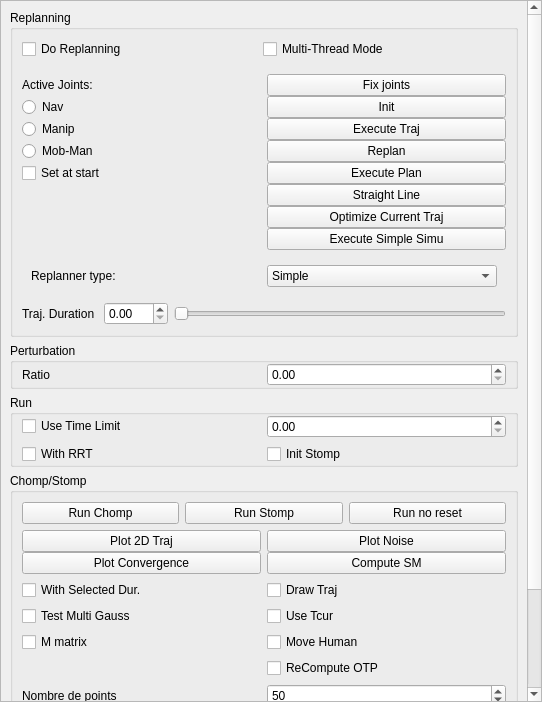
jmainpri/move3d-studio, file src/move3d-qt-gui-libs/src/qtMainInterface/sideWidgets/qtReplanning.ui: the form before one commit.
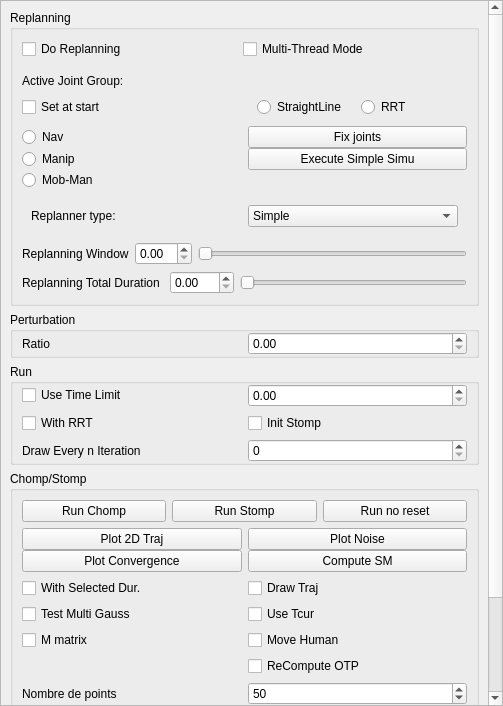
The form after the commit.

Commit message:
[move3d-qt-gui-libs] work on video recording, replanning and motion planning widget
- Now saves and loads all constraints settings for all robots
- Function in openGl widget to save each call to the display function

The edit to the form file:
```diff
--- a/src/move3d-qt-gui-libs/src/qtMainInterface/sideWidgets/qtReplanning.ui
+++ b/src/move3d-qt-gui-libs/src/qtMainInterface/sideWidgets/qtReplanning.ui
@@ -6,8 +6,8 @@
    <rect>
     <x>0</x>
     <y>0</y>
-    <width>542</width>
-    <height>702</height>
+    <width>503</width>
+    <height>706</height>
    </rect>
   </property>
   <property name="windowTitle">
@@ -26,9 +26,9 @@
       <property name="geometry">
        <rect>
         <x>0</x>
-        <y>-171</y>
-        <width>525</width>
-        <height>894</height>
+        <y>-107</y>
+        <width>486</width>
+        <height>885</height>
        </rect>
       </property>
       <layout class="QVBoxLayout" name="verticalLayout_2">
@@ -59,101 +59,79 @@
              <property name="margin">
               <number>0</number>
              </property>
-             <item row="3" column="1">
-              <widget class="QPushButton" name="pushButtonInitialize">
-               <property name="text">
-                <string>Init</string>
-               </property>
-              </widget>
-             </item>
-             <item row="7" column="1">
-              <widget class="QPushButton" name="pushButtonExecuteSimu">
-               <property name="text">
-                <string>Execute Traj</string>
-               </property>
-              </widget>
-             </item>
-             <item row="10" column="1">
-              <widget class="QPushButton" name="pushButtonReplan">
-               <property name="text">
-                <string>Replan</string>
-               </property>
-              </widget>
-             </item>
-             <item row="13" column="1">
-              <widget class="QPushButton" name="pushButtonExecutePlan">
-               <property name="text">
-                <string>Execute Plan</string>
-               </property>
-              </widget>
-             </item>
-             <item row="16" column="1">
-              <widget class="QPushButton" name="pushButtonCreateSraightLine">
-               <property name="text">
-                <string>Straight Line</string>
-               </property>
-              </widget>
-             </item>
-             <item row="19" column="1">
-              <widget class="QPushButton" name="pushButton">
-               <property name="text">
-                <string>Optimize Current Traj</string>
-               </property>
-              </widget>
-             </item>
-             <item row="20" column="1">
-              <widget class="QPushButton" name="pushButtonExecuteSimpleSim">
-               <property name="text">
-                <string>Execute Simple Simu</string>
-               </property>
-              </widget>
-             </item>
-             <item row="7" column="0">
-              <widget class="QRadioButton" name="radioButtonManipulation">
-               <property name="text">
-                <string>Manip</string>
-               </property>
-              </widget>
-             </item>
-             <item row="10" column="0">
-              <widget class="QRadioButton" name="radioButtonMobileManip">
-               <property name="text">
-                <string>Mob-Man</string>
-               </property>
-              </widget>
-             </item>
-             <item row="2" column="1">
-              <widget class="QPushButton" name="pushButtonFixJoints">
-               <property name="text">
-                <string>Fix joints</string>
-               </property>
-              </widget>
-             </item>
              <item row="2" column="0">
               <widget class="QLabel" name="labelActiveJoints">
                <property name="text">
-                <string>Active Joints:</string>
+                <string>Active Joint Group:</string>
                </property>
               </widget>
              </item>
-             <item row="3" column="0">
+             <item row="4" column="0">
               <widget class="QRadioButton" name="radioButtonNavigation">
                <property name="text">
                 <string>Nav</string>
                </property>
               </widget>
              </item>
-             <item row="13" column="0">
+             <item row="8" column="0">
+              <widget class="QRadioButton" name="radioButtonManipulation">
+               <property name="text">
+                <string>Manip</string>
+               </property>
+              </widget>
+             </item>
+             <item row="3" column="0">
               <widget class="QCheckBox" name="checkBoxActiveJointsSetAtStart">
                <property name="text">
                 <string>Set at start</string>
                </property>
               </widget>
              </item>
+             <item row="4" column="1">
+              <widget class="QPushButton" name="pushButtonFixJoints">
+               <property name="text">
+                <string>Fix joints</string>
+               </property>
+              </widget>
+             </item>
+             <item row="9" column="0">
+              <widget class="QRadioButton" name="radioButtonMobileManip">
+               <property name="text">
+                <string>Mob-Man</string>
+               </property>
+              </widget>
+             </item>
+             <item row="8" column="1">
+              <widget class="QPushButton" name="pushButtonExecuteSimpleSim">
+               <property name="text">
+                <string>Execute Simple Simu</string>
+               </property>
+              </widget>
+             </item>
+             <item row="3" column="1">
+              <widget class="QWidget" name="widget_10" native="true">
+               <layout class="QGridLayout" name="gridLayout_12">
+                <item row="0" column="0">
+                 <widget class="QRadioButton" name="radioButtonStraightLine">
+                  <property name="text">
+                   <string>StraightLine</string>
+                  </property>
+                 </widget>
+                </item>
+                <item row="0" column="1">
+                 <widget class="QRadioButton" name="radioButtonRRT">
+                  <property name="text">
+                   <string>RRT</string>
+                  </property>
+                 </widget>
+                </item>
+               </layout>
+              </widget>
+             </item>
             </layout>
            </widget>
           </item>
-          <item row="3" column="0">
+          <item row="4" column="0">
            <widget class="QWidget" name="widget_5" native="true">
             <layout class="QHBoxLayout" name="horizontalLayout">
              <property name="margin">
@@ -162,7 +140,7 @@
              <item>
               <widget class="QLabel" name="label_6">
                <property name="text">
-                <string>Traj. Duration </string>
+                <string>Replanning Total Duration </string>
                </property>
               </widget>
              </item>
@@ -249,6 +227,37 @@
                  <string>AStar</string>
                 </property>
                </item>
+               <item>
+                <property name="text">
+                 <string>Stomp</string>
+                </property>
+               </item>
+              </widget>
+             </item>
+            </layout>
+           </widget>
+          </item>
+          <item row="3" column="0">
+           <widget class="QWidget" name="widget_9" native="true">
+            <layout class="QHBoxLayout" name="horizontalLayout_3">
+             <property name="margin">
+              <number>0</number>
+             </property>
+             <item>
+              <widget class="QLabel" name="label_8">
+               <property name="text">
+                <string>Replanning Window</string>
+               </property>
+              </widget>
+             </item>
+             <item>
+              <widget class="QDoubleSpinBox" name="doubleSpinBoxReplanningWindow"/>
+             </item>
+             <item>
+              <widget class="QSlider" name="horizontalSliderReplanningWindow">
+               <property name="orientation">
+                <enum>Qt::Horizontal</enum>
+               </property>
               </widget>
              </item>
             </layout>
@@ -304,6 +313,16 @@
           <item row="0" column="1">
            <widget class="QDoubleSpinBox" name="doubleSpinBoxTimeLimit"/>
           </item>
+          <item row="3" column="1">
+           <widget class="QSpinBox" name="spinBoxStompDrawIteration"/>
+          </item>
+          <item row="3" column="0">
+           <widget class="QLabel" name="label_9">
+            <property name="text">
+             <string>Draw Every n Iteration</string>
+            </property>
+           </widget>
+          </item>
           <item row="1" column="0">
            <widget class="QCheckBox" name="checkBoxWithRRT">
             <property name="text">
```
Left out of the diff: 4 changed lines with no effect on the pictures. The commit also changes 15 other files.
